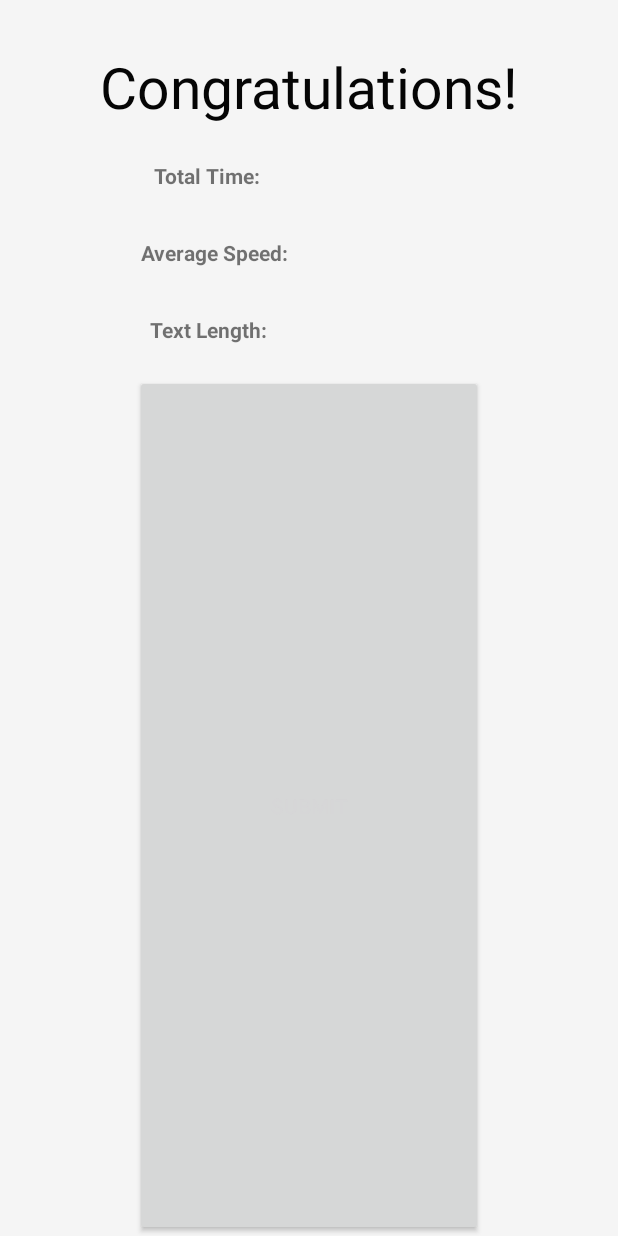
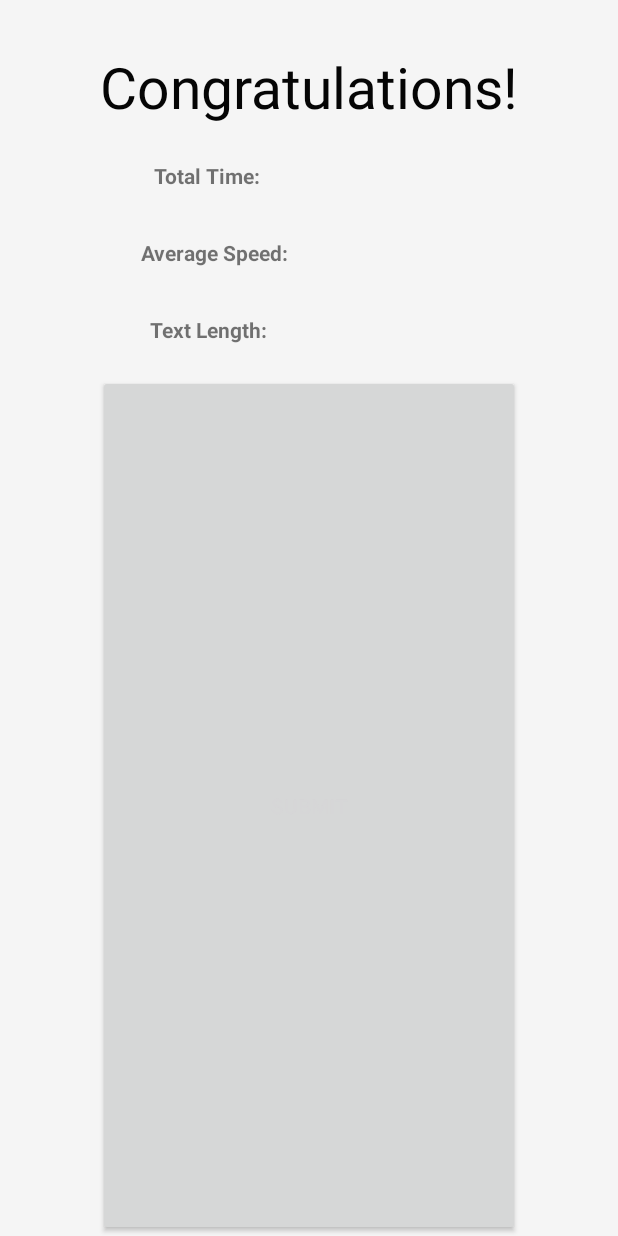
Before and after one commit to pushkarjajoria/Moody, an Android app: the layout custom_dialog_layout.xml on its own in the app's theme, with its tools: preview values and no code run, on a phone screen of 412 x 824 dp. Run offline under Robolectric (Android 15) with nearby library versions, the phone set to English and light mode, and no system bars; plain views replace SubmitButton.

```diff
--- a/app/src/main/AndroidManifest.xml
+++ b/app/src/main/AndroidManifest.xml
@@ -4,9 +4,8 @@
     <uses-permission android:name="android.permission.INTERNET"/>
     <application
         android:allowBackup="true"
-        android:icon="@mipmap/ic_launcher"
+        android:icon="@drawable/icon"
         android:label="@string/app_name"
-        android:roundIcon="@mipmap/ic_launcher_round"
         android:supportsRtl="true"
         android:theme="@style/AppTheme">
         <activity
--- a/app/src/main/res/layout/content_typing__test.xml
+++ b/app/src/main/res/layout/content_typing__test.xml
@@ -41,7 +41,7 @@
         app:layout_constraintHorizontal_bias="1.0"
         app:layout_constraintStart_toStartOf="parent"
         app:layout_constraintTop_toBottomOf="@+id/title"
-        app:sv_unit="numbers/minute"
+        app:sv_unit="characters/minute"
         app:sv_speedometerColor="@color/green"/>
 
     <EditText
@@ -51,7 +51,7 @@
         android:layout_marginTop="16dp"
         android:background="#FFFFFF"
         android:ems="10"
-        android:inputType="textLongMessage|none|textMultiLine"
+        android:inputType="textLongMessage|none|textMultiLine|textVisiblePassword"
         android:singleLine="false"
         app:layout_constraintEnd_toEndOf="parent"
         app:layout_constraintHorizontal_bias="0.0"
--- a/app/src/main/res/layout/custom_dialog_layout.xml
+++ b/app/src/main/res/layout/custom_dialog_layout.xml
@@ -23,11 +23,11 @@
         android:id="@+id/submit"
         android:layout_width="match_parent"
         android:layout_height="match_parent"
-        android:layout_marginStart="90dp"
-        android:layout_marginLeft="90dp"
+        android:layout_marginStart="65dp"
+        android:layout_marginLeft="65dp"
         android:layout_marginTop="250dp"
-        android:layout_marginEnd="90dp"
-        android:layout_marginRight="90dp"
+        android:layout_marginEnd="65dp"
+        android:layout_marginRight="65dp"
         android:text="@string/submit"
         android:textColor="@color/gray"
         app:layout_constraintEnd_toEndOf="parent"
```
Also changed, not shown: app/src/main/res/drawable/icon.png (added).
